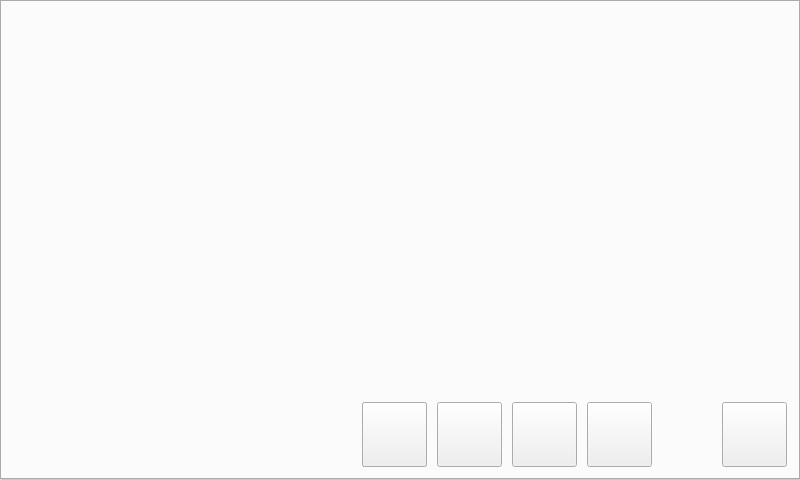
Qt form dc_motor_pc.ui (ahmetcihan/pendulum_controller) before a commit.
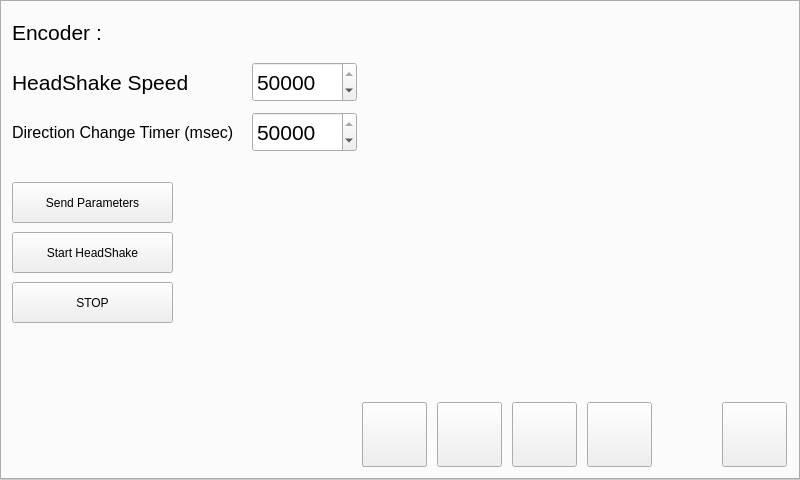
The same form after that commit. The open tabs and pages were chosen to show the change.

Commit message: main screen is changed

```diff
--- a/dc_motor_pc.ui
+++ b/dc_motor_pc.ui
@@ -467,9 +467,9 @@
      <widget class="QWidget" name="widget_graphic" native="true">
       <property name="geometry">
        <rect>
-        <x>250</x>
+        <x>459</x>
         <y>5</y>
-        <width>540</width>
+        <width>331</width>
         <height>380</height>
        </rect>
       </property>
@@ -492,6 +492,174 @@
        <string/>
       </property>
      </widget>
+     <widget class="QPushButton" name="pushButton_start_headshake">
+      <property name="geometry">
+       <rect>
+        <x>10</x>
+        <y>230</y>
+        <width>161</width>
+        <height>41</height>
+       </rect>
+      </property>
+      <property name="text">
+       <string>Start HeadShake</string>
+      </property>
+     </widget>
+     <widget class="QPushButton" name="pushButton_stop_2">
+      <property name="geometry">
+       <rect>
+        <x>10</x>
+        <y>280</y>
+        <width>161</width>
+        <height>41</height>
+       </rect>
+      </property>
+      <property name="text">
+       <string>STOP</string>
+      </property>
+     </widget>
+     <widget class="QDoubleSpinBox" name="doubleSpinBox_headshake_speed">
+      <property name="geometry">
+       <rect>
+        <x>250</x>
+        <y>60</y>
+        <width>105</width>
+        <height>40</height>
+       </rect>
+      </property>
+      <property name="font">
+       <font>
+        <pointsize>16</pointsize>
+       </font>
+      </property>
+      <property name="decimals">
+       <number>0</number>
+      </property>
+      <property name="minimum">
+       <double>0.000000000000000</double>
+      </property>
+      <property name="maximum">
+       <double>50000.000000000000000</double>
+      </property>
+      <property name="singleStep">
+       <double>1.000000000000000</double>
+      </property>
+      <property name="value">
+       <double>50000.000000000000000</double>
+      </property>
+     </widget>
+     <widget class="QLabel" name="label_unit_displacement_speed_2">
+      <property name="geometry">
+       <rect>
+        <x>10</x>
+        <y>60</y>
+        <width>231</width>
+        <height>40</height>
+       </rect>
+      </property>
+      <property name="font">
+       <font>
+        <pointsize>16</pointsize>
+        <weight>50</weight>
+        <bold>false</bold>
+       </font>
+      </property>
+      <property name="text">
+       <string>HeadShake Speed</string>
+      </property>
+      <property name="alignment">
+       <set>Qt::AlignLeading|Qt::AlignLeft|Qt::AlignVCenter</set>
+      </property>
+     </widget>
+     <widget class="QLabel" name="label_unit_displacement_speed_3">
+      <property name="geometry">
+       <rect>
+        <x>10</x>
+        <y>110</y>
+        <width>231</width>
+        <height>40</height>
+       </rect>
+      </property>
+      <property name="font">
+       <font>
+        <pointsize>12</pointsize>
+        <weight>50</weight>
+        <bold>false</bold>
+       </font>
+      </property>
+      <property name="text">
+       <string>Direction Change Timer (msec)</string>
+      </property>
+      <property name="alignment">
+       <set>Qt::AlignLeading|Qt::AlignLeft|Qt::AlignVCenter</set>
+      </property>
+     </widget>
+     <widget class="QDoubleSpinBox" name="doubleSpinBox_headshake_direction_timer">
+      <property name="geometry">
+       <rect>
+        <x>250</x>
+        <y>110</y>
+        <width>105</width>
+        <height>40</height>
+       </rect>
+      </property>
+      <property name="font">
+       <font>
+        <pointsize>16</pointsize>
+       </font>
+      </property>
+      <property name="decimals">
+       <number>0</number>
+      </property>
+      <property name="minimum">
+       <double>0.000000000000000</double>
+      </property>
+      <property name="maximum">
+       <double>50000.000000000000000</double>
+      </property>
+      <property name="singleStep">
+       <double>1.000000000000000</double>
+      </property>
+      <property name="value">
+       <double>50000.000000000000000</double>
+      </property>
+     </widget>
+     <widget class="QLabel" name="label_encoder_val">
+      <property name="geometry">
+       <rect>
+        <x>10</x>
+        <y>10</y>
+        <width>431</width>
+        <height>40</height>
+       </rect>
+      </property>
+      <property name="font">
+       <font>
+        <pointsize>16</pointsize>
+        <weight>50</weight>
+        <bold>false</bold>
+       </font>
+      </property>
+      <property name="text">
+       <string>Encoder :</string>
+      </property>
+      <property name="alignment">
+       <set>Qt::AlignLeading|Qt::AlignLeft|Qt::AlignVCenter</set>
+      </property>
+     </widget>
+     <widget class="QPushButton" name="pushButton_send_pendulum_parameters">
+      <property name="geometry">
+       <rect>
+        <x>10</x>
+        <y>180</y>
+        <width>161</width>
+        <height>41</height>
+       </rect>
+      </property>
+      <property name="text">
+       <string>Send Parameters</string>
+      </property>
+     </widget>
     </widget>
     <widget class="QWidget" name="tab_main_parameters">
      <attribute name="title">
```
Left out of the diff: 2 changed lines with no effect on the pictures. The commit also changes 3 other files.
